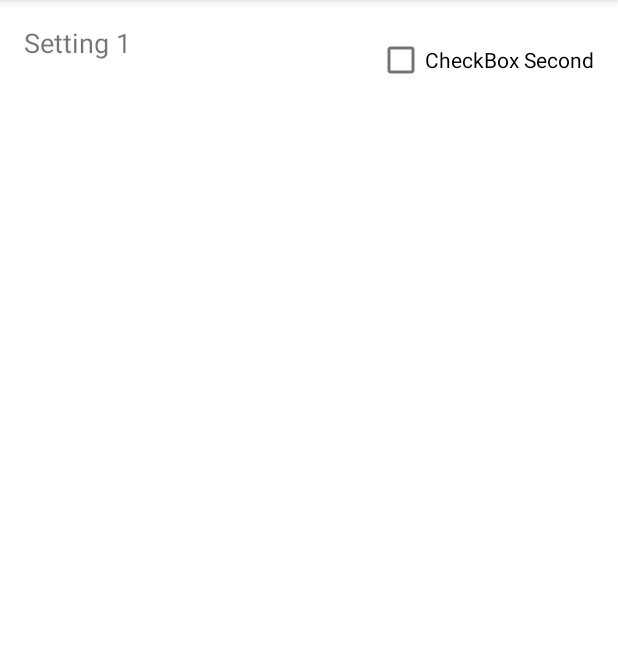
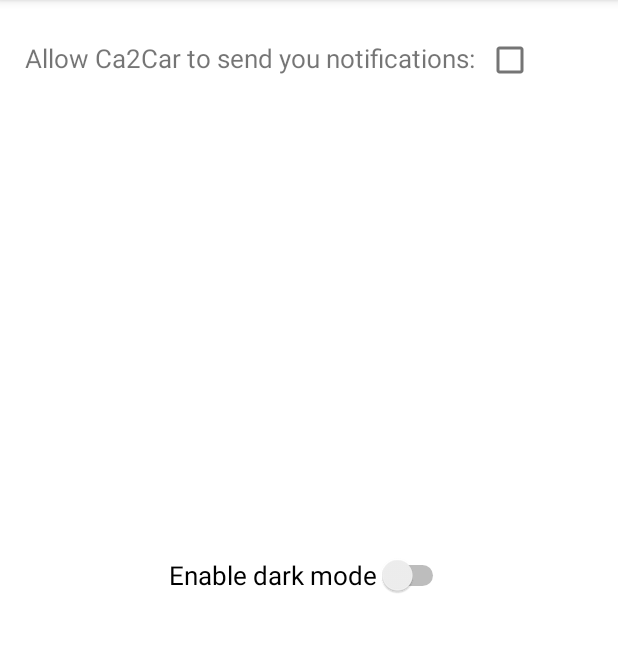
Before and after one commit to LukaKemo/AIR-JCC22-Car2Car-MobileAndroidApp, an Android app: the SettingsActivity screen opened directly, with no data from a screen before it, on a phone screen of 412 x 824 dp, the part 84-736 px from its top. Run offline under Robolectric (Android 15) with nearby library versions, the phone set to English and light mode, and no system bars.

Commit message:
Finished final use cases - finished settings - added dark/light mode - fixed icons and text

```diff
--- a/Android/app/src/main/java/hr/foi/air/car2car/SettingsActivity.kt
+++ b/Android/app/src/main/java/hr/foi/air/car2car/SettingsActivity.kt
@@ -4,12 +4,25 @@
 import android.os.Bundle
 import android.view.Menu
 import android.view.MenuItem
+import android.widget.Switch
 import androidx.appcompat.app.AppCompatActivity
+import androidx.appcompat.app.AppCompatDelegate
 
 class SettingsActivity : AppCompatActivity() {
     override fun onCreate(savedInstanceState: Bundle?) {
         super.onCreate(savedInstanceState)
         setContentView(R.layout.activity_settings)
+
+        val btn = findViewById<Switch>(R.id.switch1)
+        btn.setOnCheckedChangeListener { _, isChecked ->
+            if (btn.isChecked) {
+                AppCompatDelegate.setDefaultNightMode(AppCompatDelegate.MODE_NIGHT_YES)
+                btn.text = "Disable dark mode"
+            } else {
+                AppCompatDelegate.setDefaultNightMode(AppCompatDelegate.MODE_NIGHT_NO)
+                btn.text = "Enable dark mode"
+            }
+        }
     }
 
     override fun onOptionsItemSelected(item: MenuItem): Boolean {
--- a/Android/app/src/main/res/layout/activity_settings.xml
+++ b/Android/app/src/main/res/layout/activity_settings.xml
@@ -3,19 +3,32 @@
     android:layout_width="match_parent"
     android:layout_height="wrap_content"
     android:padding="16dp">
-
+    <LinearLayout
+        android:layout_width="match_parent"
+        android:layout_height="match_parent">
         <TextView
             android:layout_width="wrap_content"
             android:layout_height="wrap_content"
-        android:textSize="18sp"
-        android:text="Setting 1" />
+            android:textSize="17dp"
+            android:layout_alignBaseline="@id/checkBox"
+            android:text="Allow Ca2Car to send you notifications:"
+            android:textAlignment="center"/>
 
         <CheckBox
-        android:id="@+id/checkBox2"
+            android:id="@+id/checkBox"
             android:layout_width="wrap_content"
             android:layout_height="wrap_content"
             android:layout_alignParentEnd="true"
             android:layout_centerVertical="true"
-        android:text="CheckBox Second" />
-
+            android:textAlignment="center" />
+    </LinearLayout>
+        <Switch
+            android:id="@+id/switch1"
+            android:layout_width="wrap_content"
+            android:layout_height="wrap_content"
+            android:layout_centerInParent="true"
+            android:text="Enable dark mode"
+            tools:ignore="UseSwitchCompatOrMaterialXml"
+            android:textSize="17dp"
+            />
 </RelativeLayout>
--- a/Android/app/src/main/res/layout/notification_single.xml
+++ b/Android/app/src/main/res/layout/notification_single.xml
@@ -16,25 +16,19 @@
         app:layout_constraintBottom_toBottomOf="parent"
         app:layout_constraintStart_toStartOf="parent"
         app:layout_constraintTop_toTopOf="parent"
-        tools:ignore="MissingConstraints">
+        tools:ignore="MissingConstraints"
+        android:orientation="horizontal">
     </LinearLayout>
 
     <TextView
         android:id="@+id/textView"
         android:layout_width="wrap_content"
         android:layout_height="wrap_content"
-
         android:text="Item"
         android:textSize="20sp"
         android:textStyle="bold"
-        android:textColor="@color/black"
         android:layout_marginStart="16dp"
         app:layout_constraintBottom_toBottomOf="parent"
         app:layout_constraintStart_toEndOf="@+id/notifications_icon"
         app:layout_constraintTop_toTopOf="parent" />
-
-
-
-    <!--</LinearLayout>-->
-
 </androidx.constraintlayout.widget.ConstraintLayout>
--- a/Android/app/src/main/res/values-night/themes.xml
+++ b/Android/app/src/main/res/values-night/themes.xml
@@ -6,7 +6,7 @@
         <item name="colorPrimaryVariant">@color/black</item>
         <item name="colorOnPrimary">@color/black</item>
         <!-- Secondary brand color. -->
-        <item name="colorSecondary">@color/teal_200</item>
+        <item name="colorSecondary">@color/white</item>
         <item name="colorSecondaryVariant">@color/teal_200</item>
         <item name="colorOnSecondary">@color/black</item>
         <!-- Status bar color. -->
--- a/Android/app/src/main/res/values/themes.xml
+++ b/Android/app/src/main/res/values/themes.xml
@@ -6,7 +6,7 @@
         <item name="colorPrimaryVariant">@color/black</item>
         <item name="colorOnPrimary">@color/black</item>
         <!-- Secondary brand color. -->
-        <item name="colorSecondary">@color/teal_200</item>
+        <item name="colorSecondary">@color/black</item>
         <item name="colorSecondaryVariant">@color/teal_200</item>
         <item name="colorOnSecondary">@color/black</item>
         <!-- Status bar color. -->
```
Lines whose indentation alone changed are shown as unchanged.
